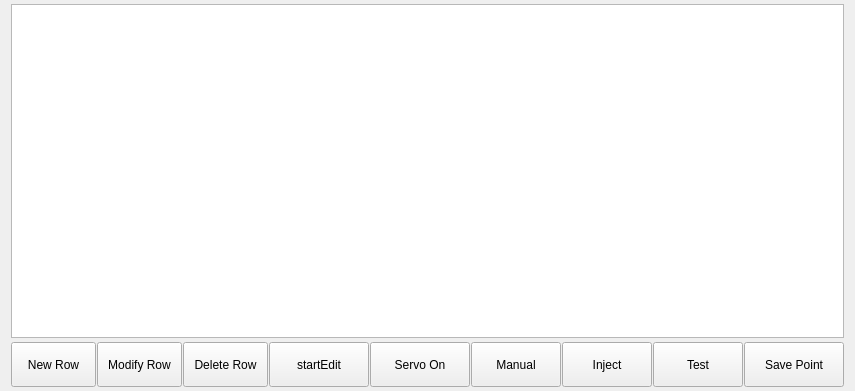
This is icprogrampage/icprogrampage.ui in GaussCheng/2-5AxisPunch as Qt 5 draws it before an edit. The edited form follows.
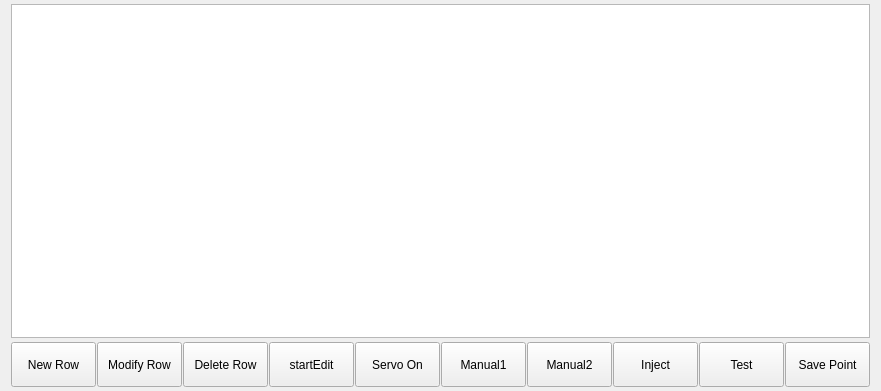
This is the edited form. Custom widgets are drawn as their Qt base class.

```diff
--- a/icprogrampage/icprogrampage.ui
+++ b/icprogrampage/icprogrampage.ui
@@ -6,7 +6,7 @@
    <rect>
     <x>0</x>
     <y>0</y>
-    <width>812</width>
+    <width>854</width>
     <height>391</height>
    </rect>
   </property>
@@ -93,7 +93,7 @@
       <widget class="QPushButton" name="startEdit">
        <property name="minimumSize">
         <size>
-         <width>100</width>
+         <width>85</width>
          <height>45</height>
         </size>
        </property>
@@ -112,7 +112,7 @@
       <widget class="ICCheckedButton" name="seveoEdit">
        <property name="minimumSize">
         <size>
-         <width>100</width>
+         <width>85</width>
          <height>45</height>
         </size>
        </property>
@@ -131,7 +131,7 @@
       <widget class="QPushButton" name="manualButton">
        <property name="minimumSize">
         <size>
-         <width>90</width>
+         <width>85</width>
          <height>45</height>
         </size>
        </property>
@@ -139,7 +139,26 @@
         <enum>Qt::NoFocus</enum>
        </property>
        <property name="text">
-        <string>Manual</string>
+        <string>Manual1</string>
+       </property>
+       <property name="checkable">
+        <bool>false</bool>
+       </property>
+      </widget>
+     </item>
+     <item>
+      <widget class="QPushButton" name="manual2Button">
+       <property name="minimumSize">
+        <size>
+         <width>85</width>
+         <height>45</height>
+        </size>
+       </property>
+       <property name="focusPolicy">
+        <enum>Qt::NoFocus</enum>
+       </property>
+       <property name="text">
+        <string>Manual2</string>
        </property>
        <property name="checkable">
         <bool>false</bool>
@@ -150,7 +169,7 @@
       <widget class="QPushButton" name="injectButton">
        <property name="minimumSize">
         <size>
-         <width>90</width>
+         <width>85</width>
          <height>45</height>
         </size>
        </property>
@@ -169,7 +188,7 @@
       <widget class="QPushButton" name="testButton">
        <property name="minimumSize">
         <size>
-         <width>90</width>
+         <width>85</width>
          <height>45</height>
         </size>
        </property>
@@ -201,7 +220,7 @@
       <widget class="QPushButton" name="saveButton">
        <property name="minimumSize">
         <size>
-         <width>100</width>
+         <width>85</width>
          <height>45</height>
         </size>
        </property>
```
